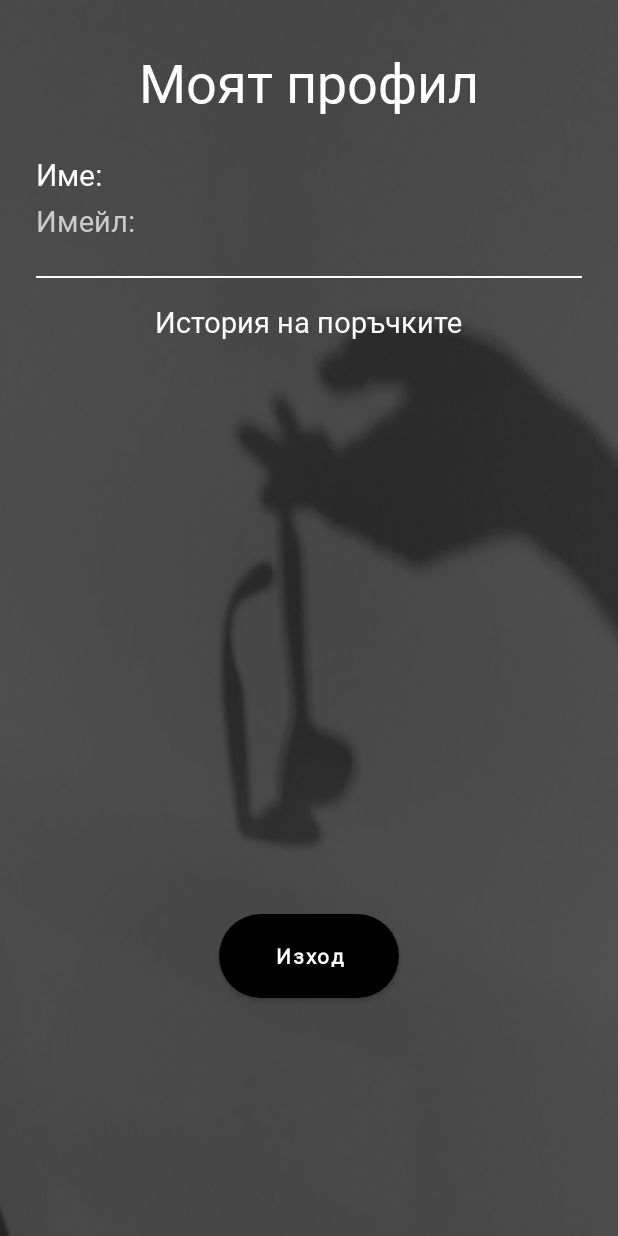
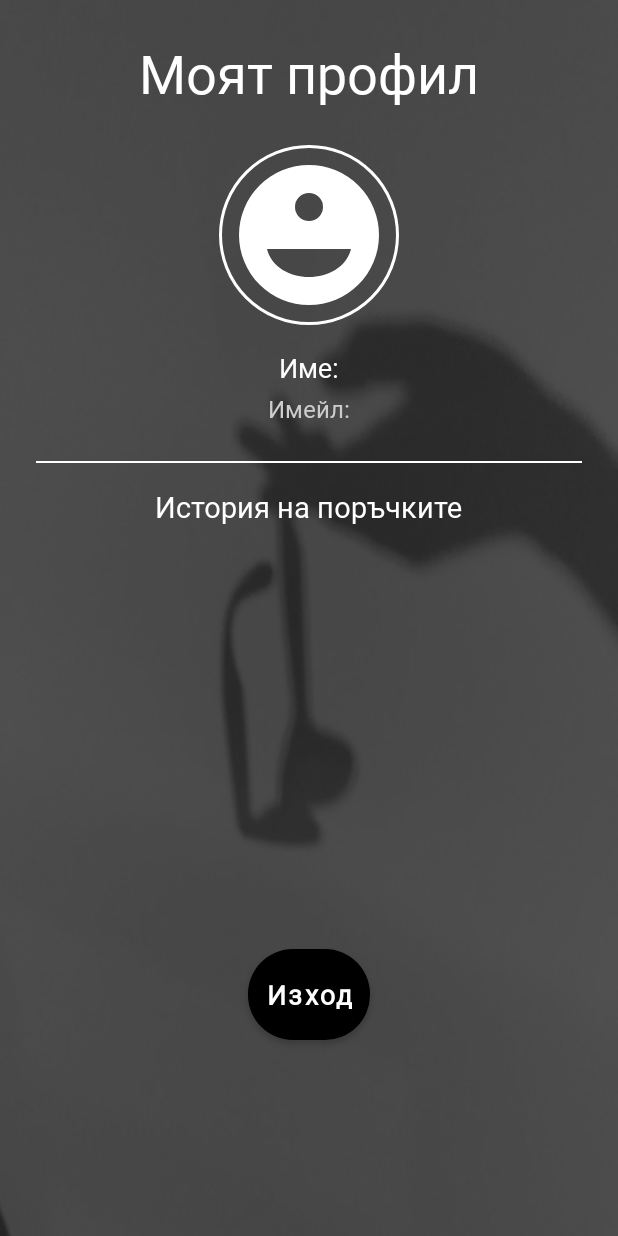
Before and after one commit to viktorkrustev/Glasses-Store, an Android app: the ProfileActivity screen opened directly, with no data from a screen before it, on a phone screen of 412 x 824 dp. Run offline under Robolectric (Android 15) with nearby library versions, the phone set to English and light mode, and no system bars; pictures from the network do not load.

Commit message:
айде да не гърми моля😥

```diff
--- a/app/src/main/res/drawable/circle_background.xml
+++ b/app/src/main/res/drawable/circle_background.xml
@@ -1,5 +1,5 @@
 <shape xmlns:android="http://schemas.android.com/apk/res/android"
     android:shape="oval">
-    <solid android:color="#FFFFFF" />
-    <stroke android:width="2dp" android:color="#CCCCCC" />
+    <solid android:color="@android:color/transparent" />
+    <stroke android:width="2dp" android:color="#FFFFFF"/>
 </shape>
--- /dev/null
+++ b/app/src/main/res/drawable/profile_icon.xml
@@ -0,0 +1,9 @@
+<vector xmlns:android="http://schemas.android.com/apk/res/android"
+    android:width="120dp"
+    android:height="120dp"
+    android:viewportWidth="24"
+    android:viewportHeight="24">
+  <path
+      android:fillColor="#FFFFFF"
+      android:pathData="M12,2a10,10 0 1,0 0,20a10,10 0 1,0 0,-20zm0,4a2,2 0 1,1 0,4a2,2 0 0,1 0,-4zm0,12c-2.67,0 -5.33,-1.34 -6,-4h12c-0.67,2.66 -3.33,4 -6,4z" />
+</vector>
--- a/app/src/main/res/layout/activity_profile.xml
+++ b/app/src/main/res/layout/activity_profile.xml
@@ -30,8 +30,19 @@
                 android:textSize="36sp"
                 android:textColor="@android:color/white"
                 android:fontFamily="@font/rubik_glitch_regular"
-                android:layout_marginTop="6dp"
+                android:layout_marginTop="0dp"
                 android:layout_marginBottom="24dp" />
+
+            <!-- Profile picture -->
+            <ImageView
+                android:id="@+id/profileImage"
+                android:layout_width="120dp"
+                android:layout_height="120dp"
+                android:src="@drawable/profile_icon"
+                android:scaleType="centerCrop"
+                android:background="@drawable/circle_background"
+                android:padding="4dp"
+                android:layout_marginBottom="16dp" />
 
             <!-- Content -->
             <TextView
@@ -39,11 +50,9 @@
                 android:layout_width="wrap_content"
                 android:layout_height="wrap_content"
                 android:text="@string/name"
-                android:textSize="20sp"
+                android:textSize="18sp"
                 android:textColor="@android:color/white"
                 android:layout_marginBottom="4dp"
-                android:layout_gravity="start"
-                android:gravity="start"
                 android:fontFamily="@font/rubik_glitch_regular" />
 
             <TextView
@@ -51,11 +60,9 @@
                 android:layout_width="wrap_content"
                 android:layout_height="wrap_content"
                 android:text="@string/email_hint"
-                android:textSize="19sp"
+                android:textSize="16sp"
                 android:textColor="#CCCCCC"
                 android:layout_marginBottom="24dp"
-                android:layout_gravity="start"
-                android:gravity="start"
                 android:fontFamily="@font/rubik_glitch_regular" />
 
             <!-- Separator -->
@@ -65,7 +72,7 @@
                 android:background="#FFFFFF"
                 android:layout_marginBottom="16dp" />
 
-            <!-- History -->
+            <!-- Order history -->
             <TextView
                 android:id="@+id/tvOrders"
                 android:layout_width="wrap_content"
@@ -76,7 +83,7 @@
                 android:layout_marginBottom="12dp"
                 android:fontFamily="@font/rubik_glitch_regular" />
 
-            <!-- Orders -->
+            <!-- Order list -->
             <LinearLayout
                 android:id="@+id/ordersList"
                 android:orientation="vertical"
@@ -93,15 +100,9 @@
                 android:layout_height="wrap_content"
                 android:text="@string/logout"
                 style="@style/MonoButton.Beautiful"
-                android:textSize="14sp"
                 android:layout_gravity="center_horizontal"
-                android:layout_marginTop="370dp"
-                android:layout_marginBottom="16dp"
-                android:minWidth="120dp"
-                android:backgroundTint="#444444"
-                android:textColor="#FFFFFF" />
-
-
+                android:layout_marginTop="270dp"
+                android:layout_marginBottom="16dp"/>
         </LinearLayout>
     </FrameLayout>
 </ScrollView>
```
Also changed, not shown: app/src/main/java/com/example/o4ilastore/activities/ProfileActivity.java (line endings or trailing spaces).
